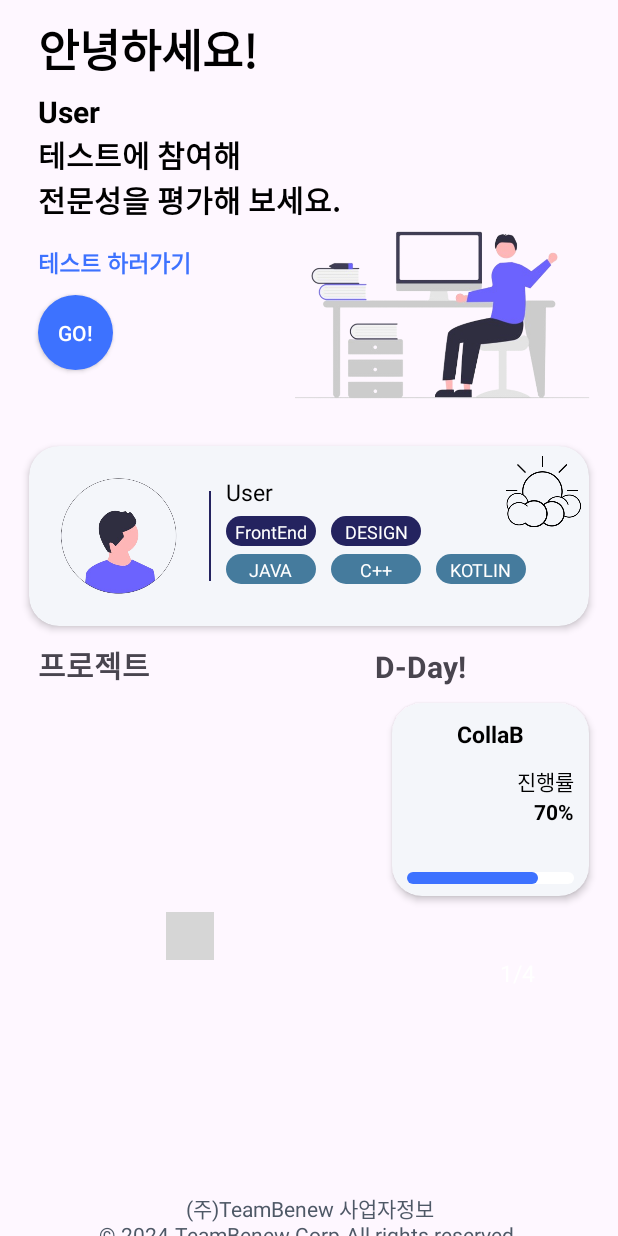
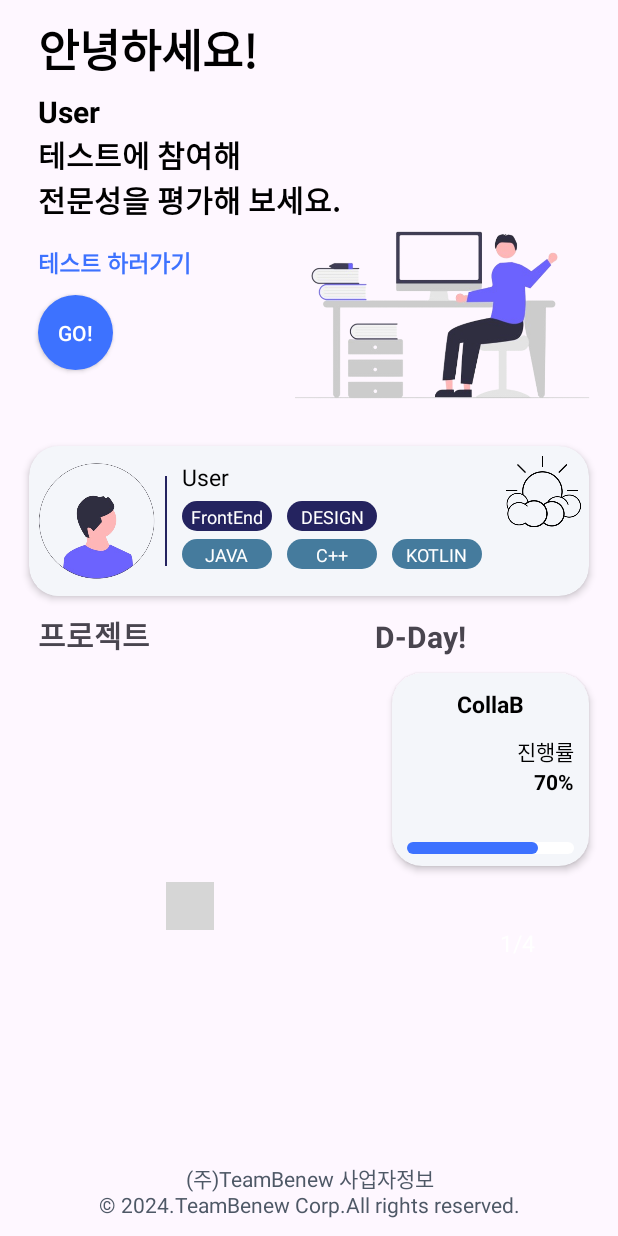
Before and after one commit to YooGyeongMo/Be_New_final, an Android app: the layout fragment_home.xml on its own in the app's theme, with its tools: preview values and no code run, on a phone screen of 412 x 824 dp. Run offline under Robolectric (Android 15) with nearby library versions, the phone set to English and light mode, and no system bars; plain views replace DotsIndicator; grey boxes are pictures that could not be loaded.

Commit message:
홈 레이아웃 수정

```diff
--- a/FrontTeamCode/app/src/main/res/layout/fragment_home.xml
+++ b/FrontTeamCode/app/src/main/res/layout/fragment_home.xml
@@ -116,11 +116,12 @@
 
                 <FrameLayout
                     android:id="@+id/iv_profile_info_pic_border"
-                    android:layout_width="100dp"
+                    android:layout_width="80dp"
                     android:layout_height="100dp"
                     android:background="@color/mainBg"
                     android:layout_gravity="center"
-                    android:layout_margin="10dp"
+                    android:layout_marginEnd="5dp"
+                    android:layout_marginStart="5dp"
                     app:layout_constraintBottom_toBottomOf="parent"
                     app:layout_constraintStart_toStartOf="parent"
                     app:layout_constraintTop_toTopOf="parent"
@@ -129,7 +130,7 @@
 
                     <ImageView
                         android:id="@+id/iv_profile_info_pic"
-                        android:layout_width="100dp"
+                        android:layout_width="80dp"
                         android:layout_height="100dp"
                         android:layout_gravity="center"
                         android:scaleType="centerCrop"
```
Also changed, not shown: FrontTeamCode/app/src/main/java/com/gmlab/team_benew/main/home/ProjectDetailFragment.kt (+18 -0 lines).
